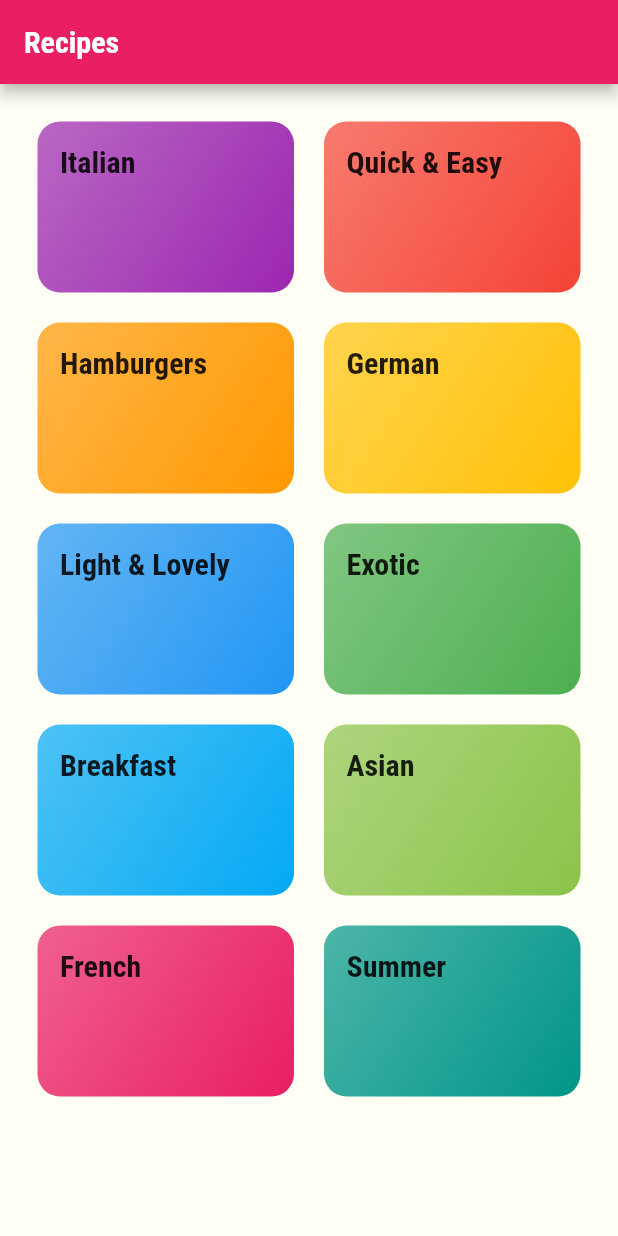
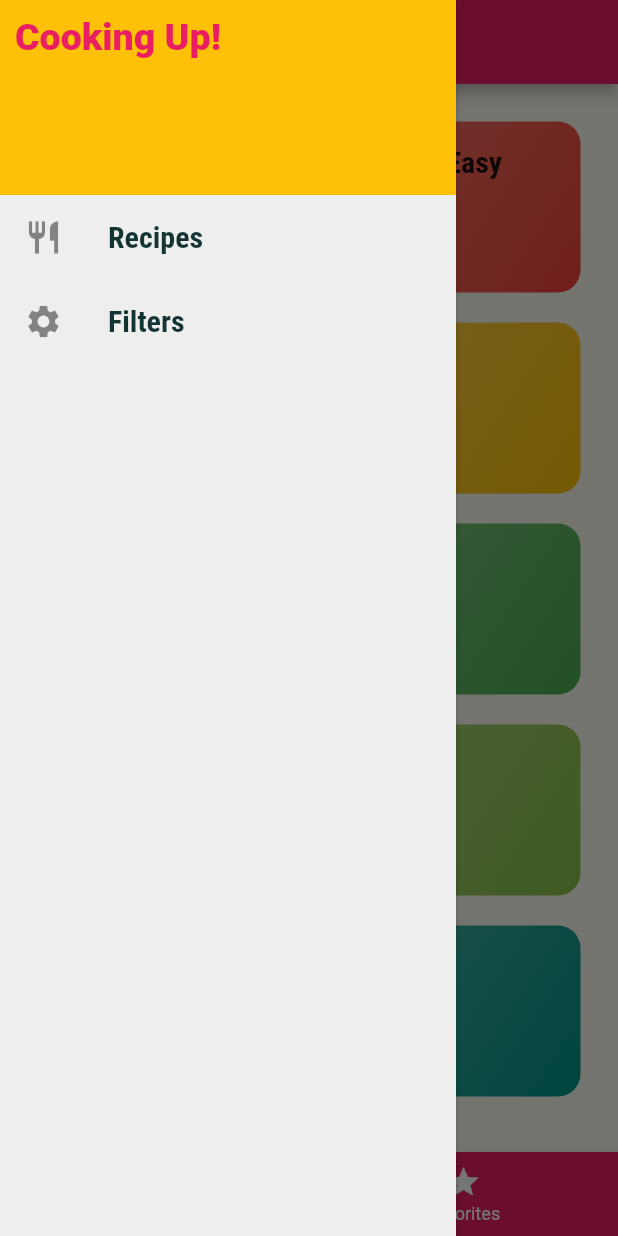
Before and after one commit to DyaryRaoof/recipes-flutter, a Flutter app: the screen it shows after launch, with the side drawer open (before the commit the screen has no drawer), on a phone screen of 412 x 824 dp. Run offline on Flutter 3.47's test engine with Material 2 defaults, Android fonts, the phone set to English and light mode, and no system bars.

Commit message:
Finish the app

```diff
--- a/lib/main.dart
+++ b/lib/main.dart
@@ -1,14 +1,67 @@
 import 'package:flutter/material.dart';
+import '../dummy_data.dart';
+import '../screens/filters_screeen.dart';
+import '../screens/tabs_screen.dart';
 import './screens/category_recipes_screen.dart';
 import './screens/recipe_detail_screen.dart';
-import 'widgets/categories_screen.dart';
+import './models/recipe.dart';
 
 void main() {
   runApp(const MyApp());
 }
 
-class MyApp extends StatelessWidget {
+class MyApp extends StatefulWidget {
   const MyApp({Key? key}) : super(key: key);
+
+  @override
+  State<MyApp> createState() => _MyAppState();
+}
+
+class _MyAppState extends State<MyApp> {
+  Map<String, bool> _filters = {
+    'gluten-free': false,
+    'lactose-free': false,
+    'vegan': false,
+    'vegetarian': false,
+  };
+
+  void _setFilters(Map<String, bool> filters) {
+    setState(() {
+      _filters = filters;
+
+      _recipes = dummyRecipes.where((recipe) {
+        if (_filters['gluten-free'] == true && !recipe.isGlutenFree) {
+          return false;
+        }
+        if (_filters['lactose-free'] == true && !recipe.isLactoseFree) {
+          return false;
+        }
+        if (_filters['vegetarian'] == true && !recipe.isVegetarian) {
+          return false;
+        }
+        if (_filters['vegan'] == true && !recipe.isVegan) {
+          return false;
+        }
+
+        return true;
+      }).toList();
+    });
+  }
+
+  List<Recipe> _recipes = dummyRecipes;
+  List<String> _favoriteRecipeIds = [];
+
+  void _addToFavorite(String recipeId) {
+    setState(() {
+      _favoriteRecipeIds.add(recipeId);
+    });
+  }
+
+  void _removeFromFavorites(String recipeId) {
+    setState(() {
+      _favoriteRecipeIds.removeWhere((element) => element == recipeId);
+    });
+  }
 
   // This widget is the root of your application.
   @override
@@ -21,19 +74,26 @@ class MyApp extends StatelessWidget {
         canvasColor: const Color.fromRGBO(255, 254, 500, 10),
         fontFamily: 'Raleway',
         textTheme: ThemeData.light().textTheme.copyWith(
-          bodyLarge: const TextStyle(
+              bodyLarge: const TextStyle(
                 color: Color.fromRGBO(20, 51, 51, 1),
               ),
-
-              titleLarge:
-                  const TextStyle(fontSize: 20, fontFamily: 'RobotoCondensed', fontWeight: FontWeight.bold),
+              titleLarge: const TextStyle(
+                  fontSize: 20,
+                  fontFamily: 'RobotoCondensed',
+                  fontWeight: FontWeight.bold),
             ),
       ),
       initialRoute: '/',
       routes: {
-        CategoriesScreen.routeName: (ctx) =>  const CategoriesScreen(),
-        CategoryRecipesScreen.routeName: (ctx) => CategoryRecipesScreen(),
-        RecipeDetailScreen.routeName: (ctx) => const RecipeDetailScreen(),
+        '/': (ctx) =>  TabsScreen(_favoriteRecipeIds),
+        CategoryRecipesScreen.routeName: (ctx) =>
+            CategoryRecipesScreen(_recipes),
+        RecipeDetailScreen.routeName: (ctx) => RecipeDetailScreen(
+              favoriteRecipeIds: _favoriteRecipeIds,
+              addToFavorites: _addToFavorite,
+              removeFromFavorites: _removeFromFavorites,
+            ),
+        FiltersScreen.routeName: (ctx) => FiltersScreen(_filters, _setFilters),
       },
     );
   }
--- /dev/null
+++ b/lib/screens/categories_screen.dart
@@ -0,0 +1,26 @@
+import 'package:flutter/material.dart';
+import '../dummy_data.dart';
+import 'package:recipes_flutter/widgets/category_item.dart';
+
+class CategoriesScreen extends StatelessWidget {
+  const CategoriesScreen({Key? key}) : super(key: key);
+  static const routeName = '/';
+
+  @override
+  Widget build(BuildContext context) {
+    return GridView(
+      padding: const EdgeInsets.all(25),
+      gridDelegate: const SliverGridDelegateWithMaxCrossAxisExtent(
+        maxCrossAxisExtent: 200,
+        childAspectRatio: 3 / 2,
+        mainAxisSpacing: 20,
+        crossAxisSpacing: 20,
+      ),
+      children: dummyCategories
+          .map(
+            (item) => CategoryItem(item.title, item.color, item.id),
+          )
+          .toList(),
+    );
+  }
+}
--- /dev/null
+++ b/lib/screens/tabs_screen.dart
@@ -0,0 +1,59 @@
+import 'package:flutter/material.dart';
+import '../screens/favorites_screen.dart';
+import '../screens/categories_screen.dart';
+import '../widgets/main_drawer.dart';
+
+class TabsScreen extends StatefulWidget {
+  final List<String> favoriteIds;
+
+  const TabsScreen(this.favoriteIds, {Key? key}) : super(key: key);
+
+  @override
+  State<TabsScreen> createState() => _TabsScreenState();
+}
+
+class _TabsScreenState extends State<TabsScreen> {
+  var _currentIndex = 0;
+
+  void _selectPage(int index) {
+    setState(() {
+      _currentIndex = index;
+    });
+  }
+
+  final titles = ['Categories', 'Favorites'];
+
+  @override
+  Widget build(BuildContext context) {
+    final List<Widget> _items = [
+      const CategoriesScreen(),
+      FavoritesScreen(widget.favoriteIds)
+    ];
+
+    return Scaffold(
+      appBar: AppBar(
+        title: Text(titles[_currentIndex]),
+      ),
+      drawer: const MainDrawer(),
+      body: _items.elementAt(_currentIndex),
+      bottomNavigationBar: BottomNavigationBar(
+        backgroundColor: Theme.of(context).primaryColor,
+        selectedItemColor: Theme.of(context).accentColor,
+        unselectedItemColor: Colors.white,
+        onTap: _selectPage,
+        currentIndex: _currentIndex,
+        type: BottomNavigationBarType.fixed,
+        items: const [
+          BottomNavigationBarItem(
+            icon: Icon(Icons.home),
+            label: 'Categories',
+          ),
+          BottomNavigationBarItem(
+            icon: Icon(Icons.star),
+            label: 'Favorites',
+          ),
+        ],
+      ),
+    );
+  }
+}
--- a/lib/widgets/categories_screen.dart
+++ /dev/null
@@ -1,30 +0,0 @@
-import 'package:flutter/material.dart';
-import '../dummy_data.dart';
-import 'package:recipes_flutter/widgets/category_item.dart';
-
-class CategoriesScreen extends StatelessWidget {
-  const CategoriesScreen({Key? key}) : super(key: key);
-  static const routeName = '/';
-
-  @override
-  Widget build(BuildContext context) {
-
-    return Scaffold(
-      appBar: AppBar(title: const Text('Recipes'),),
-      body: GridView(
-        padding: const EdgeInsets.all(25),
-        gridDelegate: const SliverGridDelegateWithMaxCrossAxisExtent(
-          maxCrossAxisExtent: 200,
-          childAspectRatio: 3 / 2,
-          mainAxisSpacing: 20,
-          crossAxisSpacing: 20,
-        ),
-        children: dummyCategories
-            .map(
-              (item) => CategoryItem(item.title, item.color, item.id),
-            )
-            .toList(),
-      ),
-    );
-  }
-}
--- /dev/null
+++ b/lib/widgets/main_drawer.dart
@@ -0,0 +1,47 @@
+import 'package:flutter/material.dart';
+import '../screens/categories_screen.dart';
+import '../screens/filters_screeen.dart';
+
+class MainDrawer extends StatelessWidget {
+  const MainDrawer({Key? key}) : super(key: key);
+
+  Widget drawerItem(String title, IconData iconData, Function onClick) {
+    return   ListTile(
+      leading:  Icon(iconData, size: 26,),
+      title:  Text(
+        title,
+        style: const TextStyle(fontWeight: FontWeight.bold, fontSize: 20, fontFamily: 'RobotoCondensed'),
+      ),
+      onTap: () => onClick(),
+    );
+  }
+
+  @override
+  Widget build(BuildContext context) {
+    return Drawer(
+      elevation: 2,
+      backgroundColor: Colors.grey[200],
+      child: Column(
+        children: [
+          Container(
+            padding: const EdgeInsets.all(10),
+            width: double.infinity,
+            height: 130,
+            color: Theme.of(context).accentColor,
+            child: SafeArea(
+              child: Text(
+                'Cooking Up!',
+                style: TextStyle(
+                    fontSize: 25,
+                    color: Theme.of(context).primaryColor,
+                    fontWeight: FontWeight.w900),
+              ),
+            ),
+          ),
+          drawerItem('Recipes', Icons.restaurant, () => {Navigator.pushReplacementNamed(context, CategoriesScreen.routeName)}),
+          drawerItem('Filters', Icons.settings, () => {Navigator.pushReplacementNamed(context, FiltersScreen.routeName)}),
+        ],
+      ),
+    );
+  }
+}
```
Also changed, not shown: lib/screens/category_recipes_screen.dart (+42 -9 lines), lib/screens/favorites_screen.dart (added, +45 -0 lines), lib/screens/filters_screeen.dart (added, +105 -0 lines), lib/screens/recipe_detail_screen.dart (+42 -10 lines), lib/widgets/recipe_item.dart (+7 -10 lines).
